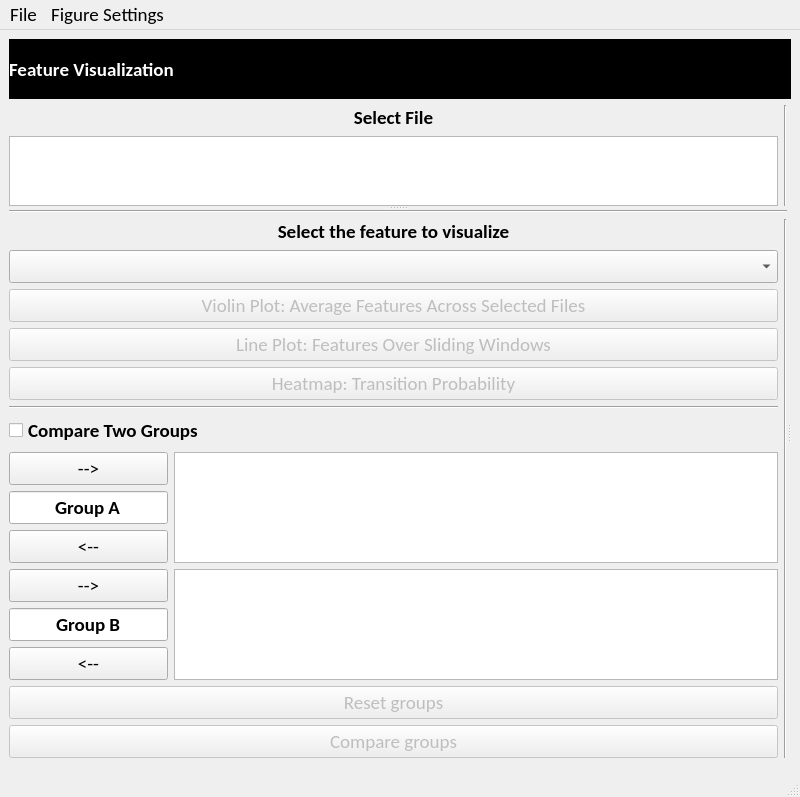
Qt form EEG_COMET/ui/FeatureVisualizationWindow.ui (eeg-comet/eeg-comet) before a commit.
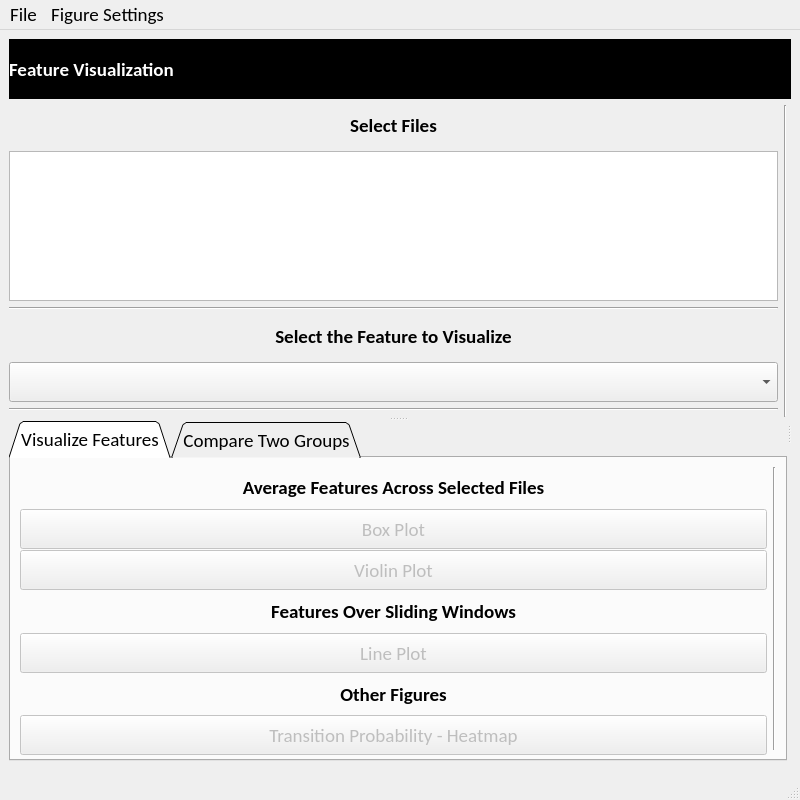
The same form after that commit.

The edit to the form file:
```diff
--- a/EEG_COMET/ui/FeatureVisualizationWindow.ui
+++ b/EEG_COMET/ui/FeatureVisualizationWindow.ui
@@ -7,9 +7,15 @@
     <x>0</x>
     <y>0</y>
     <width>800</width>
-    <height>590</height>
+    <height>800</height>
    </rect>
   </property>
+  <property name="minimumSize">
+   <size>
+    <width>800</width>
+    <height>800</height>
+   </size>
+  </property>
   <property name="font">
    <font>
     <family>Calibri</family>
@@ -20,9 +26,44 @@
    <string>MainWindow</string>
   </property>
   <widget class="QWidget" name="centralwidget">
-   <layout class="QGridLayout" name="gridLayout">
+   <layout class="QGridLayout" name="gridLayout_4">
+    <item row="0" column="0">
+     <widget class="QLabel" name="feature_visualization_label">
+      <property name="sizePolicy">
+       <sizepolicy hsizetype="Preferred" vsizetype="Preferred">
+        <horstretch>0</horstretch>
+        <verstretch>0</verstretch>
+       </sizepolicy>
+      </property>
+      <property name="minimumSize">
+       <size>
+        <width>0</width>
+        <height>60</height>
+       </size>
+      </property>
+      <property name="maximumSize">
+       <size>
+        <width>16777215</width>
+        <height>80</height>
+       </size>
+      </property>
+      <property name="font">
+       <font>
+        <weight>75</weight>
+        <bold>true</bold>
+       </font>
+      </property>
+      <property name="styleSheet">
+       <string notr="true">color: rgb(255, 255, 255);
+background-color: rgb(0, 0, 0);</string>
+      </property>
+      <property name="text">
+       <string>Feature Visualization</string>
+      </property>
+     </widget>
+    </item>
     <item row="1" column="0">
-     <widget class="QSplitter" name="splitter_3">
+     <widget class="QSplitter" name="splitter_2">
       <property name="orientation">
        <enum>Qt::Horizontal</enum>
       </property>
@@ -32,14 +73,26 @@
        </property>
        <widget class="QWidget" name="gridLayoutWidget">
         <layout class="QGridLayout" name="gridLayout_3">
-         <item row="0" column="0">
-          <widget class="QLabel" name="filename_label">
+         <item row="4" column="0">
+          <widget class="QComboBox" name="feature_combo">
            <property name="sizePolicy">
-            <sizepolicy hsizetype="Preferred" vsizetype="Maximum">
+            <sizepolicy hsizetype="Preferred" vsizetype="Preferred">
              <horstretch>0</horstretch>
              <verstretch>0</verstretch>
             </sizepolicy>
            </property>
+           <property name="minimumSize">
+            <size>
+             <width>0</width>
+             <height>40</height>
+            </size>
+           </property>
+           <property name="maximumSize">
+            <size>
+             <width>16777215</width>
+             <height>60</height>
+            </size>
+           </property>
            <property name="font">
             <font>
              <pointsize>14</pointsize>
@@ -47,17 +100,53 @@
              <bold>true</bold>
             </font>
            </property>
-           <property name="text">
-            <string>Select File</string>
-           </property>
-           <property name="alignment">
-            <set>Qt::AlignCenter</set>
-           </property>
           </widget>
          </item>
-         <item row="0" column="1" rowspan="2">
+         <item row="2" column="0">
           <widget class="Line" name="line_2">
            <property name="orientation">
+            <enum>Qt::Horizontal</enum>
+           </property>
+          </widget>
+         </item>
+         <item row="3" column="0">
+          <widget class="QLabel" name="feature_label">
+           <property name="sizePolicy">
+            <sizepolicy hsizetype="Preferred" vsizetype="Preferred">
+             <horstretch>0</horstretch>
+             <verstretch>0</verstretch>
+            </sizepolicy>
+           </property>
+           <property name="minimumSize">
+            <size>
+             <width>0</width>
+             <height>40</height>
+            </size>
+           </property>
+           <property name="maximumSize">
+            <size>
+             <width>16777215</width>
+             <height>60</height>
+            </size>
+           </property>
+           <property name="font">
+            <font>
+             <pointsize>14</pointsize>
+             <weight>75</weight>
+             <bold>true</bold>
+            </font>
+           </property>
+           <property name="text">
+            <string>Select the Feature to Visualize</string>
+           </property>
+           <property name="alignment">
+            <set>Qt::AlignCenter</set>
+           </property>
+          </widget>
+         </item>
+         <item row="0" column="1" rowspan="7">
+          <widget class="Line" name="line_1">
+           <property name="orientation">
             <enum>Qt::Vertical</enum>
            </property>
           </widget>
@@ -65,13 +154,20 @@
          <item row="1" column="0">
           <widget class="QListWidget" name="all_files_list">
            <property name="sizePolicy">
-            <sizepolicy hsizetype="MinimumExpanding" vsizetype="Expanding">
+            <sizepolicy hsizetype="Preferred" vsizetype="Preferred">
              <horstretch>0</horstretch>
              <verstretch>0</verstretch>
             </sizepolicy>
            </property>
+           <property name="minimumSize">
+            <size>
+             <width>300</width>
+             <height>150</height>
+            </size>
+           </property>
            <property name="font">
             <font>
+             <family>Calibri</family>
              <pointsize>14</pointsize>
              <italic>true</italic>
             </font>
@@ -81,46 +177,375 @@
            </property>
           </widget>
          </item>
+         <item row="0" column="0">
+          <widget class="QLabel" name="filename_label">
+           <property name="sizePolicy">
+            <sizepolicy hsizetype="Preferred" vsizetype="Preferred">
+             <horstretch>0</horstretch>
+             <verstretch>0</verstretch>
+            </sizepolicy>
+           </property>
+           <property name="minimumSize">
+            <size>
+             <width>0</width>
+             <height>40</height>
+            </size>
+           </property>
+           <property name="maximumSize">
+            <size>
+             <width>16777215</width>
+             <height>60</height>
+            </size>
+           </property>
+           <property name="font">
+            <font>
+             <pointsize>14</pointsize>
+             <weight>75</weight>
+             <bold>true</bold>
+            </font>
+           </property>
+           <property name="text">
+            <string>Select Files</string>
+           </property>
+           <property name="alignment">
+            <set>Qt::AlignCenter</set>
+           </property>
+          </widget>
+         </item>
+         <item row="5" column="0">
+          <widget class="Line" name="line_5">
+           <property name="orientation">
+            <enum>Qt::Horizontal</enum>
+           </property>
+          </widget>
+         </item>
         </layout>
        </widget>
-       <widget class="QWidget" name="layoutWidget">
+       <widget class="QTabWidget" name="tabWidget">
+        <property name="tabShape">
+         <enum>QTabWidget::Triangular</enum>
+        </property>
+        <property name="currentIndex">
+         <number>0</number>
+        </property>
+        <property name="iconSize">
+         <size>
+          <width>12</width>
+          <height>12</height>
+         </size>
+        </property>
+        <widget class="QWidget" name="tab">
+         <attribute name="title">
+          <string>Visualize Features</string>
+         </attribute>
         <layout class="QGridLayout" name="gridLayout_2">
-         <item row="2" column="0" colspan="2">
-          <widget class="QComboBox" name="feature_combo">
+          <item row="0" column="0">
+           <widget class="QLabel" name="plot_all_static_label">
            <property name="sizePolicy">
             <sizepolicy hsizetype="Preferred" vsizetype="Preferred">
              <horstretch>0</horstretch>
              <verstretch>0</verstretch>
             </sizepolicy>
            </property>
+            <property name="minimumSize">
+             <size>
+              <width>0</width>
+              <height>40</height>
+             </size>
+            </property>
+            <property name="maximumSize">
+             <size>
+              <width>16777215</width>
+              <height>60</height>
+             </size>
+            </property>
            <property name="font">
             <font>
              <pointsize>14</pointsize>
-            </font>
-           </property>
-          </widget>
-         </item>
-         <item row="7" column="0" colspan="2">
-          <widget class="QCheckBox" name="compare_groups_checkbox">
+              <weight>75</weight>
+              <bold>true</bold>
+             </font>
+            </property>
+            <property name="text">
+             <string>Average Features Across Selected Files</string>
+            </property>
+            <property name="alignment">
+             <set>Qt::AlignCenter</set>
+            </property>
+           </widget>
+          </item>
+          <item row="5" column="0">
+           <widget class="QLabel" name="plot_others_label">
+            <property name="sizePolicy">
+             <sizepolicy hsizetype="Preferred" vsizetype="Preferred">
+              <horstretch>0</horstretch>
+              <verstretch>0</verstretch>
+             </sizepolicy>
+            </property>
+            <property name="minimumSize">
+             <size>
+              <width>0</width>
+              <height>40</height>
+             </size>
+            </property>
+            <property name="maximumSize">
+             <size>
+              <width>16777215</width>
+              <height>60</height>
+             </size>
+            </property>
            <property name="font">
             <font>
+              <pointsize>14</pointsize>
              <weight>75</weight>
              <bold>true</bold>
             </font>
            </property>
            <property name="text">
-            <string>Compare Two Groups</string>
-           </property>
-          </widget>
-         </item>
-         <item row="0" column="0" colspan="3">
+             <string>Other Figures</string>
+            </property>
+            <property name="alignment">
+             <set>Qt::AlignCenter</set>
+            </property>
+           </widget>
+          </item>
+          <item row="3" column="0">
+           <widget class="QLabel" name="plot_all_dynamic_label">
+            <property name="sizePolicy">
+             <sizepolicy hsizetype="Preferred" vsizetype="Preferred">
+              <horstretch>0</horstretch>
+              <verstretch>0</verstretch>
+             </sizepolicy>
+            </property>
+            <property name="minimumSize">
+             <size>
+              <width>0</width>
+              <height>40</height>
+             </size>
+            </property>
+            <property name="maximumSize">
+             <size>
+              <width>16777215</width>
+              <height>60</height>
+             </size>
+            </property>
+            <property name="font">
+             <font>
+              <pointsize>14</pointsize>
+              <weight>75</weight>
+              <bold>true</bold>
+             </font>
+            </property>
+            <property name="text">
+             <string>Features Over Sliding Windows</string>
+            </property>
+            <property name="alignment">
+             <set>Qt::AlignCenter</set>
+            </property>
+           </widget>
+          </item>
+          <item row="4" column="0">
+           <widget class="QPushButton" name="plot_all_dynamic_button">
+            <property name="enabled">
+             <bool>false</bool>
+            </property>
+            <property name="sizePolicy">
+             <sizepolicy hsizetype="Preferred" vsizetype="Preferred">
+              <horstretch>0</horstretch>
+              <verstretch>0</verstretch>
+             </sizepolicy>
+            </property>
+            <property name="minimumSize">
+             <size>
+              <width>0</width>
+              <height>40</height>
+             </size>
+            </property>
+            <property name="maximumSize">
+             <size>
+              <width>16777215</width>
+              <height>60</height>
+             </size>
+            </property>
+            <property name="cursor">
+             <cursorShape>PointingHandCursor</cursorShape>
+            </property>
+            <property name="text">
+             <string>Line Plot</string>
+            </property>
+           </widget>
+          </item>
+          <item row="2" column="0">
+           <widget class="QPushButton" name="plot_static_violin_plot_button">
+            <property name="enabled">
+             <bool>false</bool>
+            </property>
+            <property name="sizePolicy">
+             <sizepolicy hsizetype="Preferred" vsizetype="Preferred">
+              <horstretch>0</horstretch>
+              <verstretch>0</verstretch>
+             </sizepolicy>
+            </property>
+            <property name="minimumSize">
+             <size>
+              <width>0</width>
+              <height>40</height>
+             </size>
+            </property>
+            <property name="maximumSize">
+             <size>
+              <width>16777215</width>
+              <height>60</height>
+             </size>
+            </property>
+            <property name="font">
+             <font>
+              <pointsize>14</pointsize>
+             </font>
+            </property>
+            <property name="cursor">
+             <cursorShape>PointingHandCursor</cursorShape>
+            </property>
+            <property name="text">
+             <string>Violin Plot</string>
+            </property>
+           </widget>
+          </item>
+          <item row="6" column="0">
+           <widget class="QPushButton" name="plot_heatmap_button">
+            <property name="enabled">
+             <bool>false</bool>
+            </property>
+            <property name="sizePolicy">
+             <sizepolicy hsizetype="Preferred" vsizetype="Preferred">
+              <horstretch>0</horstretch>
+              <verstretch>0</verstretch>
+             </sizepolicy>
+            </property>
+            <property name="minimumSize">
+             <size>
+              <width>0</width>
+              <height>40</height>
+             </size>
+            </property>
+            <property name="maximumSize">
+             <size>
+              <width>16777215</width>
+              <height>60</height>
+             </size>
+            </property>
+            <property name="cursor">
+             <cursorShape>PointingHandCursor</cursorShape>
+            </property>
+            <property name="text">
+             <string>Transition Probability - Heatmap</string>
+            </property>
+           </widget>
+          </item>
+          <item row="1" column="0">
+           <widget class="QPushButton" name="plot_static_box_plot_button">
+            <property name="enabled">
+             <bool>false</bool>
+            </property>
+            <property name="sizePolicy">
+             <sizepolicy hsizetype="Preferred" vsizetype="Preferred">
+              <horstretch>0</horstretch>
+              <verstretch>0</verstretch>
+             </sizepolicy>
+            </property>
+            <property name="minimumSize">
+             <size>
+              <width>0</width>
+              <height>40</height>
+             </size>
+            </property>
+            <property name="maximumSize">
+             <size>
+              <width>16777215</width>
+              <height>60</height>
+             </size>
+            </property>
+            <property name="font">
+             <font>
+              <pointsize>14</pointsize>
+             </font>
+            </property>
+            <property name="cursor">
+             <cursorShape>PointingHandCursor</cursorShape>
+            </property>
+            <property name="text">
+             <string>Box Plot</string>
+            </property>
+           </widget>
+          </item>
+          <item row="0" column="1" rowspan="7">
           <widget class="Line" name="line_3">
            <property name="orientation">
-            <enum>Qt::Horizontal</enum>
+             <enum>Qt::Vertical</enum>
            </property>
           </widget>
          </item>
-         <item row="10" column="0">
+         </layout>
+        </widget>
+        <widget class="QWidget" name="tab_2">
+         <attribute name="title">
+          <string>Compare Two Groups</string>
+         </attribute>
+         <layout class="QGridLayout" name="gridLayout">
+          <item row="3" column="1" rowspan="3">
+           <widget class="QListWidget" name="group_b_files_list">
+            <property name="sizePolicy">
+             <sizepolicy hsizetype="MinimumExpanding" vsizetype="Expanding">
+              <horstretch>0</horstretch>
+              <verstretch>0</verstretch>
+             </sizepolicy>
+            </property>
+            <property name="minimumSize">
+             <size>
+              <width>200</width>
+              <height>120</height>
+             </size>
+            </property>
+            <property name="font">
+             <font>
+              <family>Calibri</family>
+              <pointsize>14</pointsize>
+              <italic>true</italic>
+             </font>
+            </property>
+           </widget>
+          </item>
+          <item row="3" column="0">
+           <widget class="QPushButton" name="add_group_b_button">
+            <property name="sizePolicy">
+             <sizepolicy hsizetype="Preferred" vsizetype="Preferred">
+              <horstretch>0</horstretch>
+              <verstretch>0</verstretch>
+             </sizepolicy>
+            </property>
+            <property name="minimumSize">
+             <size>
+              <width>0</width>
+              <height>40</height>
+             </size>
+            </property>
+            <property name="maximumSize">
+             <size>
+              <width>16777215</width>
+              <height>60</height>
+             </size>
+            </property>
+            <property name="font">
+             <font>
+              <pointsize>14</pointsize>
+             </font>
+            </property>
+            <property name="text">
+             <string>--&gt;</string>
+            </property>
+           </widget>
+          </item>
+          <item row="2" column="0">
           <widget class="QPushButton" name="remove_group_a_button">
            <property name="sizePolicy">
             <sizepolicy hsizetype="Preferred" vsizetype="Preferred">
@@ -128,6 +553,18 @@
              <verstretch>0</verstretch>
             </sizepolicy>
            </property>
+            <property name="minimumSize">
+             <size>
+              <width>0</width>
+              <height>40</height>
+             </size>
+            </property>
+            <property name="maximumSize">
+             <size>
+              <width>16777215</width>
+              <height>60</height>
+             </size>
+            </property>
            <property name="font">
             <font>
              <pointsize>14</pointsize>
@@ -138,35 +575,7 @@
            </property>
           </widget>
          </item>
-         <item row="8" column="1" rowspan="3">
-          <widget class="QListWidget" name="group_a_files_list">
-           <property name="sizePolicy">
-            <sizepolicy hsizetype="MinimumExpanding" vsizetype="Expanding">
-             <horstretch>0</horstretch>
-             <verstretch>0</verstretch>
-            </sizepolicy>
-           </property>
-           <property name="font">
-            <font>
-             <pointsize>14</pointsize>
-             <italic>true</italic>
-            </font>
-           </property>
-          </widget>
-         </item>
-         <item row="1" column="2" rowspan="15">
-          <widget class="Line" name="line">
-           <property name="font">
-            <font>
-             <pointsize>14</pointsize>
-            </font>
-           </property>
-           <property name="orientation">
-            <enum>Qt::Vertical</enum>
-           </property>
-          </widget>
-         </item>
-         <item row="9" column="0">
+          <item row="1" column="0">
           <widget class="QLineEdit" name="group_a_lineedit">
            <property name="sizePolicy">
             <sizepolicy hsizetype="Preferred" vsizetype="Preferred">
@@ -174,6 +583,18 @@
              <verstretch>0</verstretch>
             </sizepolicy>
            </property>
+            <property name="minimumSize">
+             <size>
+              <width>0</width>
+              <height>40</height>
+             </size>
+            </property>
+            <property name="maximumSize">
+             <size>
+              <width>16777215</width>
+              <height>60</height>
+             </size>
+            </property>
            <property name="font">
             <font>
              <pointsize>14</pointsize>
@@ -189,7 +610,30 @@
            </property>
           </widget>
          </item>
-         <item row="8" column="0">
+          <item row="0" column="1" rowspan="3">
+           <widget class="QListWidget" name="group_a_files_list">
+            <property name="sizePolicy">
+             <sizepolicy hsizetype="MinimumExpanding" vsizetype="Expanding">
+              <horstretch>0</horstretch>
+              <verstretch>0</verstretch>
+             </sizepolicy>
+            </property>
+            <property name="minimumSize">
+             <size>
+              <width>200</width>
+              <height>120</height>
+             </size>
+            </property>
+            <property name="font">
+             <font>
+              <family>Calibri</family>
+              <pointsize>14</pointsize>
+              <italic>true</italic>
+             </font>
+            </property>
+           </widget>
+          </item>
+          <item row="0" column="0">
           <widget class="QPushButton" name="add_group_a_button">
            <property name="sizePolicy">
             <sizepolicy hsizetype="Preferred" vsizetype="Preferred">
@@ -197,27 +641,18 @@
              <verstretch>0</verstretch>
             </sizepolicy>
            </property>
-           <property name="font">
-            <font>
-             <pointsize>14</pointsize>
-            </font>
-           </property>
-           <property name="text">
-            <string>--&gt;</string>
-           </property>
-          </widget>
-         </item>
-         <item row="3" column="0" colspan="2">
-          <widget class="QPushButton" name="plot_all_static_button">
-           <property name="enabled">
-            <bool>false</bool>
-           </property>
-           <property name="sizePolicy">
-            <sizepolicy hsizetype="Preferred" vsizetype="Preferred">
-             <horstretch>0</horstretch>
-             <verstretch>0</verstretch>
-            </sizepolicy>
-           </property>
+            <property name="minimumSize">
+             <size>
+              <width>0</width>
+              <height>40</height>
+             </size>
+            </property>
+            <property name="maximumSize">
+             <size>
+              <width>16777215</width>
+              <height>60</height>
+             </size>
+            </property>
            <property name="font">
             <font>
              <pointsize>14</pointsize>
@@ -227,90 +662,11 @@
             <cursorShape>PointingHandCursor</cursorShape>
            </property>
            <property name="text">
-            <string>Violin Plot: Average Features Across Selected Files</string>
-           </property>
-          </widget>
-         </item>
-         <item row="4" column="0" colspan="2">
-          <widget class="QPushButton" name="plot_all_dynamic_button">
-           <property name="enabled">
-            <bool>false</bool>
-           </property>
-           <property name="sizePolicy">
-            <sizepolicy hsizetype="Preferred" vsizetype="Preferred">
-             <horstretch>0</horstretch>
-             <verstretch>0</verstretch>
-            </sizepolicy>
-           </property>
-           <property name="cursor">
-            <cursorShape>PointingHandCursor</cursorShape>
-           </property>
-           <property name="text">
-            <string>Line Plot: Features Over Sliding Windows</string>
-           </property>
-          </widget>
-         </item>
-         <item row="5" column="0" colspan="2">
-          <widget class="QPushButton" name="plot_heatmap_button">
-           <property name="enabled">
-            <bool>false</bool>
-           </property>
-           <property name="sizePolicy">
-            <sizepolicy hsizetype="Preferred" vsizetype="Preferred">
-             <horstretch>0</horstretch>
-             <verstretch>0</verstretch>
-            </sizepolicy>
-           </property>
-           <property name="cursor">
-            <cursorShape>PointingHandCursor</cursorShape>
-           </property>
-           <property name="text">
-            <string>Heatmap: Transition Probability</string>
-           </property>
-          </widget>
-         </item>
-         <item row="1" column="0" colspan="2">
-          <widget class="QLabel" name="feature_label">
-           <property name="sizePolicy">
-            <sizepolicy hsizetype="Preferred" vsizetype="Preferred">
-             <horstretch>0</horstretch>
-             <verstretch>0</verstretch>
-            </sizepolicy>
-           </property>
-           <property name="font">
-            <font>
-             <pointsize>14</pointsize>
-             <weight>75</weight>
-             <bold>true</bold>
-            </font>
-           </property>
-           <property name="text">
-            <string>Select the feature to visualize</string>
-           </property>
-           <property name="alignment">
-            <set>Qt::AlignCenter</set>
-           </property>
-          </widget>
-         </item>
-         <item row="11" column="0">
-          <widget class="QPushButton" name="add_group_b_button">
-           <property name="sizePolicy">
-            <sizepolicy hsizetype="Preferred" vsizetype="Preferred">
-             <horstretch>0</horstretch>
-             <verstretch>0</verstretch>
-            </sizepolicy>
-           </property>
-           <property name="font">
-            <font>
-             <pointsize>14</pointsize>
-            </font>
-           </property>
-           <property name="text">
             <string>--&gt;</string>
            </property>
           </widget>
          </item>
-         <item row="14" column="0" colspan="2">
+          <item row="6" column="0">
           <widget class="QPushButton" name="reset_groups_button">
            <property name="enabled">
             <bool>false</bool>
@@ -321,6 +677,18 @@
              <verstretch>0</verstretch>
             </sizepolicy>
            </property>
+            <property name="minimumSize">
+             <size>
+              <width>0</width>
+              <height>40</height>
+             </size>
+            </property>
+            <property name="maximumSize">
+             <size>
+              <width>16777215</width>
+              <height>60</height>
+             </size>
+            </property>
            <property name="font">
             <font>
              <pointsize>14</pointsize>
@@ -330,11 +698,11 @@
             <cursorShape>PointingHandCursor</cursorShape>
            </property>
            <property name="text">
-            <string>Reset groups</string>
+             <string>Reset Groups</string>
            </property>
           </widget>
          </item>
-         <item row="15" column="0" colspan="2">
+          <item row="6" column="1">
           <widget class="QPushButton" name="plot_groups_button">
            <property name="enabled">
             <bool>false</bool>
@@ -345,6 +713,18 @@
              <verstretch>0</verstretch>
             </sizepolicy>
            </property>
+            <property name="minimumSize">
+             <size>
+              <width>0</width>
+              <height>40</height>
+             </size>
+            </property>
+            <property name="maximumSize">
+             <size>
+              <width>16777215</width>
+              <height>60</height>
+             </size>
+            </property>
            <property name="font">
             <font>
              <pointsize>14</pointsize>
@@ -354,45 +734,11 @@
             <cursorShape>PointingHandCursor</cursorShape>
            </property>
            <property name="text">
-            <string>Compare groups</string>
+             <string>Compare Groups - Box Plot</string>
            </property>
           </widget>
          </item>
-         <item row="13" column="0">
-          <widget class="QPushButton" name="remove_group_b_button">
-           <property name="sizePolicy">
-            <sizepolicy hsizetype="Preferred" vsizetype="Preferred">
-             <horstretch>0</horstretch>
-             <verstretch>0</verstretch>
-            </sizepolicy>
-           </property>
-           <property name="font">
-            <font>
-             <pointsize>14</pointsize>
-            </font>
-           </property>
-           <property name="text">
-            <string>&lt;--</string>
-           </property>
-          </widget>
-         </item>
-         <item row="11" column="1" rowspan="3">
-          <widget class="QListWidget" name="group_b_files_list">
-           <property name="sizePolicy">
-            <sizepolicy hsizetype="MinimumExpanding" vsizetype="Expanding">
-             <horstretch>0</horstretch>
-             <verstretch>0</verstretch>
-            </sizepolicy>
-           </property>
-           <property name="font">
-            <font>
-             <pointsize>14</pointsize>
-             <italic>true</italic>
-            </font>
-           </property>
-          </widget>
-         </item>
-         <item row="12" column="0">
+          <item row="4" column="0">
           <widget class="QLineEdit" name="group_b_lineedit">
            <property name="sizePolicy">
             <sizepolicy hsizetype="Preferred" vsizetype="Preferred">
@@ -400,6 +746,18 @@
              <verstretch>0</verstretch>
             </sizepolicy>
            </property>
+            <property name="minimumSize">
+             <size>
+              <width>0</width>
+              <height>40</height>
+             </size>
+            </property>
+            <property name="maximumSize">
+             <size>
+              <width>16777215</width>
+              <height>60</height>
+             </size>
+            </property>
            <property name="font">
             <font>
              <pointsize>14</pointsize>
@@ -415,20 +773,47 @@
            </property>
           </widget>
          </item>
-         <item row="6" column="0" colspan="2">
+          <item row="5" column="0">
+           <widget class="QPushButton" name="remove_group_b_button">
+            <property name="sizePolicy">
+             <sizepolicy hsizetype="Preferred" vsizetype="Preferred">
+              <horstretch>0</horstretch>
+              <verstretch>0</verstretch>
+             </sizepolicy>
+            </property>
+            <property name="minimumSize">
+             <size>
+              <width>0</width>
+              <height>40</height>
+             </size>
+            </property>
+            <property name="maximumSize">
+             <size>
+              <width>16777215</width>
+              <height>60</height>
+             </size>
+            </property>
+            <property name="font">
+             <font>
+              <pointsize>14</pointsize>
+             </font>
+            </property>
+            <property name="text">
+             <string>&lt;--</string>
+            </property>
+           </widget>
+          </item>
+          <item row="0" column="2" rowspan="7">
           <widget class="Line" name="line_4">
            <property name="orientation">
-            <enum>Qt::Horizontal</enum>
+             <enum>Qt::Vertical</enum>
            </property>
           </widget>
          </item>
         </layout>
        </widget>
       </widget>
-      <widget class="QSplitter" name="splitter_2">
-       <property name="orientation">
-        <enum>Qt::Vertical</enum>
-       </property>
+      </widget>
        <widget class="QWidget" name="verticalLayoutWidget">
         <property name="font">
          <font>
@@ -437,42 +822,6 @@
         </property>
         <layout class="QVBoxLayout" name="Figure_Layout"/>
        </widget>
-      </widget>
-     </widget>
-    </item>
-    <item row="0" column="0">
-     <widget class="QLabel" name="feature_visualization_label">
-      <property name="sizePolicy">
-       <sizepolicy hsizetype="Preferred" vsizetype="Preferred">
-        <horstretch>0</horstretch>
-        <verstretch>0</verstretch>
-       </sizepolicy>
-      </property>
-      <property name="minimumSize">
-       <size>
-        <width>0</width>
-        <height>60</height>
-       </size>
-      </property>
-      <property name="maximumSize">
-       <size>
-        <width>16777215</width>
-        <height>80</height>
-       </size>
-      </property>
-      <property name="font">
-       <font>
-        <weight>75</weight>
-        <bold>true</bold>
-       </font>
-      </property>
-      <property name="styleSheet">
-       <string notr="true">color: rgb(255, 255, 255);
-background-color: rgb(0, 0, 0);</string>
-      </property>
-      <property name="text">
-       <string>Feature Visualization</string>
-      </property>
      </widget>
     </item>
    </layout>
```
Left out of the diff: 5 changed lines with no effect on the pictures. Lines whose indentation alone changed are shown as unchanged.
